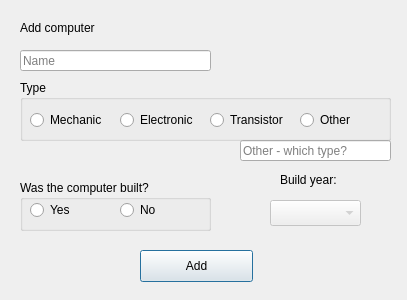
HelgiThomas/Verklegt31, file gui/add/addcomp.ui: the form before one commit.
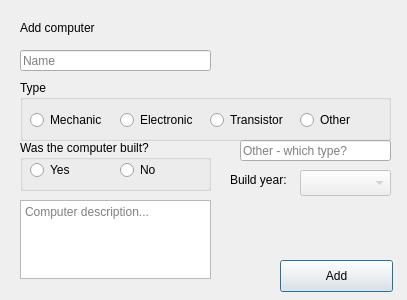
The form after the commit.

Commit message: Adding descripting input box when adding computers

The edit to the form file:
```diff
--- a/gui/add/addcomp.ui
+++ b/gui/add/addcomp.ui
@@ -42,8 +42,8 @@
   <widget class="QPushButton" name="button_addComp">
    <property name="geometry">
     <rect>
-     <x>140</x>
-     <y>250</y>
+     <x>280</x>
+     <y>260</y>
      <width>113</width>
      <height>32</height>
     </rect>
@@ -58,8 +58,8 @@
    </property>
    <property name="geometry">
     <rect>
-     <x>270</x>
-     <y>200</y>
+     <x>300</x>
+     <y>170</y>
      <width>91</width>
      <height>26</height>
     </rect>
@@ -68,7 +68,7 @@
   <widget class="QLabel" name="label_4">
    <property name="geometry">
     <rect>
-     <x>280</x>
+     <x>230</x>
      <y>170</y>
      <width>81</width>
      <height>20</height>
@@ -147,7 +147,7 @@
    <property name="geometry">
     <rect>
      <x>20</x>
-     <y>180</y>
+     <y>140</y>
      <width>191</width>
      <height>51</height>
     </rect>
@@ -195,6 +195,22 @@
     <string>Other - which type?</string>
    </property>
   </widget>
+  <widget class="QTextEdit" name="text_description">
+   <property name="geometry">
+    <rect>
+     <x>20</x>
+     <y>200</y>
+     <width>191</width>
+     <height>79</height>
+    </rect>
+   </property>
+   <property name="accessibleName">
+    <string/>
+   </property>
+   <property name="placeholderText">
+    <string>Computer description...</string>
+   </property>
+  </widget>
  </widget>
  <resources/>
  <connections/>
```
The commit also changes 2 other files.
